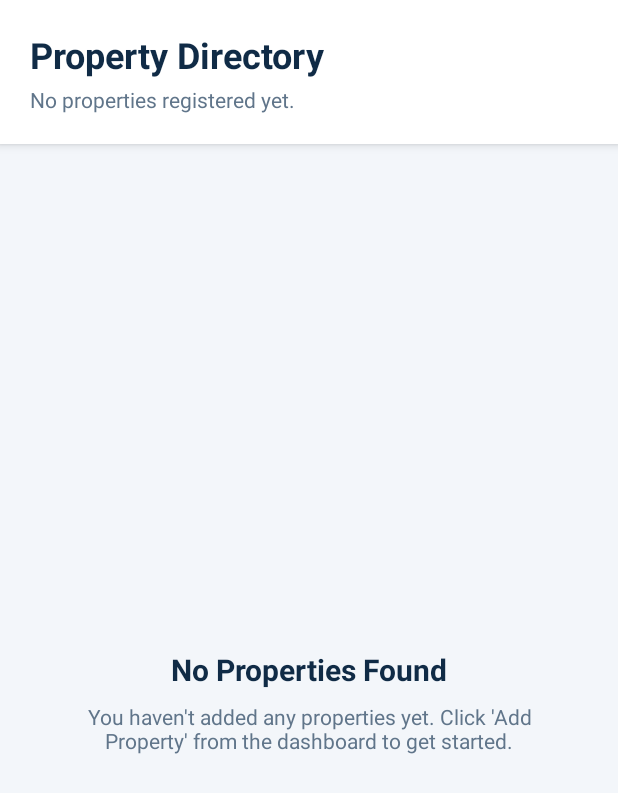
After one commit to Mwangilindsey/RentManagementSystem-Project, an Android app: the ViewPropertiesActivity screen opened directly, with no data from a screen before it, on a phone screen of 412 x 824 dp. The commit adds this screen. Shown: the top 793 px of the screen. Run offline under Robolectric (Android 15) with nearby library versions, the phone set to English and light mode, and no system bars.

Commit message:
feat(property-management): Implement Property model, SQLite CRUD (Read, Update, Delete), ViewPropertiesActivity with RecyclerView, and Edit/Delete dialogs

```diff
--- a/app/build.gradle.kts
+++ b/app/build.gradle.kts
@@ -36,6 +36,7 @@ dependencies {
     implementation(libs.androidx.appcompat)
     implementation(libs.androidx.constraintlayout)
     implementation(libs.androidx.core.ktx)
+    implementation(libs.androidx.recyclerview)
     implementation(libs.material)
     testImplementation(libs.junit)
     androidTestImplementation(libs.androidx.espresso.core)
--- a/app/src/main/AndroidManifest.xml
+++ b/app/src/main/AndroidManifest.xml
@@ -27,6 +27,10 @@
             android:exported="false" />
 
         <activity
+            android:name=".ViewPropertiesActivity"
+            android:exported="false" />
+
+        <activity
             android:name=".DashboardActivity"
             android:exported="false" />
     </application>
--- /dev/null
+++ b/app/src/main/java/com/example/rentmanagementsystem/ViewPropertiesActivity.kt
@@ -0,0 +1,162 @@
+package com.example.rentmanagementsystem
+
+import android.os.Bundle
+import android.view.LayoutInflater
+import android.view.View
+import android.widget.EditText
+import android.widget.LinearLayout
+import android.widget.TextView
+import android.widget.Toast
+import androidx.appcompat.app.AlertDialog
+import androidx.appcompat.app.AppCompatActivity
+import androidx.recyclerview.widget.LinearLayoutManager
+import androidx.recyclerview.widget.RecyclerView
+
+class ViewPropertiesActivity : AppCompatActivity() {
+
+    private lateinit var dbHelper: PropertyDatabaseHelper
+    private lateinit var rvProperties: RecyclerView
+    private lateinit var layoutEmptyState: LinearLayout
+    private lateinit var tvSubtitle: TextView
+    private lateinit var adapter: PropertyAdapter
+
+    override fun onCreate(savedInstanceState: Bundle?) {
+        super.onCreate(savedInstanceState)
+        setContentView(R.layout.activity_view_properties)
+
+        dbHelper = PropertyDatabaseHelper(this)
+
+        rvProperties = findViewById(R.id.rvProperties)
+        layoutEmptyState = findViewById(R.id.layoutEmptyState)
+        tvSubtitle = findViewById(R.id.tvSubtitle)
+
+        rvProperties.layoutManager = LinearLayoutManager(this)
+
+        adapter = PropertyAdapter(
+            propertyList = emptyList(),
+            onEditClick = { property -> showEditDialog(property) },
+            onDeleteClick = { property -> showDeleteConfirmationDialog(property) }
+        )
+        rvProperties.adapter = adapter
+
+        loadProperties()
+    }
+
+    override fun onResume() {
+        super.onResume()
+        loadProperties()
+    }
+
+    // Retrieves properties from SQLite and updates UI list or empty state
+    private fun loadProperties() {
+        val properties = dbHelper.getAllProperties()
+
+        if (properties.isEmpty()) {
+            rvProperties.visibility = View.GONE
+            layoutEmptyState.visibility = View.VISIBLE
+            tvSubtitle.text = "No properties registered yet."
+        } else {
+            rvProperties.visibility = View.VISIBLE
+            layoutEmptyState.visibility = View.GONE
+            val propertyCount = properties.size
+            tvSubtitle.text = if (propertyCount == 1) {
+                "Showing 1 registered property."
+            } else {
+                "Showing $propertyCount registered properties."
+            }
+            adapter.updateData(properties)
+        }
+    }
+
+    // Displays a dialog to edit an existing property record (Update)
+    private fun showEditDialog(property: Property) {
+        val dialogView = LayoutInflater.from(this).inflate(R.layout.dialog_edit_property, null)
+
+        val etName = dialogView.findViewById<EditText>(R.id.etEditPropertyName)
+        val etAddress = dialogView.findViewById<EditText>(R.id.etEditPropertyAddress)
+        val etUnits = dialogView.findViewById<EditText>(R.id.etEditNumberOfUnits)
+        val etRent = dialogView.findViewById<EditText>(R.id.etEditMonthlyRent)
+
+        // Pre-fill inputs with current property values
+        etName.setText(property.name)
+        etAddress.setText(property.address)
+        etUnits.setText(property.numberOfUnits.toString())
+        etRent.setText(property.monthlyRent.toString())
+
+        val dialog = AlertDialog.Builder(this)
+            .setView(dialogView)
+            .setPositiveButton("Update", null)
+            .setNegativeButton("Cancel", null)
+            .create()
+
+        dialog.setOnShowListener {
+            val updateBtn = dialog.getButton(AlertDialog.BUTTON_POSITIVE)
+            updateBtn.setOnClickListener {
+                val name = etName.text.toString().trim()
+                val address = etAddress.text.toString().trim()
+                val unitsStr = etUnits.text.toString().trim()
+                val rentStr = etRent.text.toString().trim()
+
+                when {
+                    name.isEmpty() -> {
+                        etName.error = "Property name is required"
+                        etName.requestFocus()
+                    }
+
+                    address.isEmpty() -> {
+                        etAddress.error = "Property address is required"
+                        etAddress.requestFocus()
+                    }
+
+                    unitsStr.isEmpty() || unitsStr.toIntOrNull() == null || unitsStr.toInt() <= 0 -> {
+                        etUnits.error = "Enter a valid number of units"
+                        etUnits.requestFocus()
+                    }
+
+                    rentStr.isEmpty() || rentStr.toDoubleOrNull() == null || rentStr.toDouble() <= 0 -> {
+                        etRent.error = "Enter a valid monthly rent"
+                        etRent.requestFocus()
+                    }
+
+                    else -> {
+                        val updated = dbHelper.updateProperty(
+                            id = property.id,
+                            name = name,
+                            address = address,
+                            numberOfUnits = unitsStr.toInt(),
+                            monthlyRent = rentStr.toDouble()
+                        )
+
+                        if (updated) {
+                            Toast.makeText(this, "Property updated successfully", Toast.LENGTH_SHORT).show()
+                            loadProperties()
+                            dialog.dismiss()
+                        } else {
+                            Toast.makeText(this, "Failed to update property", Toast.LENGTH_SHORT).show()
+                        }
+                    }
+                }
+            }
+        }
+
+        dialog.show()
+    }
+
+    // Displays a confirmation dialog before deleting a property record (Delete)
+    private fun showDeleteConfirmationDialog(property: Property) {
+        AlertDialog.Builder(this)
+            .setTitle("Delete Property")
+            .setMessage("Are you sure you want to delete '${property.name}'? This action cannot be undone.")
+            .setPositiveButton("Delete") { _, _ ->
+                val deleted = dbHelper.deleteProperty(property.id)
+                if (deleted) {
+                    Toast.makeText(this, "Property deleted successfully", Toast.LENGTH_SHORT).show()
+                    loadProperties()
+                } else {
+                    Toast.makeText(this, "Failed to delete property", Toast.LENGTH_SHORT).show()
+                }
+            }
+            .setNegativeButton("Cancel", null)
+            .show()
+    }
+}
--- /dev/null
+++ b/app/src/main/res/layout/activity_view_properties.xml
@@ -0,0 +1,82 @@
+<?xml version="1.0" encoding="utf-8"?>
+<LinearLayout xmlns:android="http://schemas.android.com/apk/res/android"
+    xmlns:app="http://schemas.android.com/apk/res-auto"
+    android:layout_width="match_parent"
+    android:layout_height="match_parent"
+    android:background="#F3F6FA"
+    android:orientation="vertical">
+
+    <LinearLayout
+        android:layout_width="match_parent"
+        android:layout_height="wrap_content"
+        android:background="#FFFFFF"
+        android:elevation="4dp"
+        android:orientation="vertical"
+        android:padding="20dp">
+
+        <TextView
+            android:layout_width="match_parent"
+            android:layout_height="wrap_content"
+            android:text="Property Directory"
+            android:textColor="#102B46"
+            android:textSize="24sp"
+            android:textStyle="bold" />
+
+        <TextView
+            android:id="@+id/tvSubtitle"
+            android:layout_width="match_parent"
+            android:layout_height="wrap_content"
+            android:layout_marginTop="4dp"
+            android:text="View, update, or remove registered properties."
+            android:textColor="#60758A"
+            android:textSize="14sp" />
+
+    </LinearLayout>
+
+    <FrameLayout
+        android:layout_width="match_parent"
+        android:layout_height="0dp"
+        android:layout_weight="1"
+        android:paddingStart="16dp"
+        android:paddingTop="16dp"
+        android:paddingEnd="16dp">
+
+        <androidx.recyclerview.widget.RecyclerView
+            android:id="@+id/rvProperties"
+            android:layout_width="match_parent"
+            android:layout_height="match_parent"
+            android:clipToPadding="false"
+            android:paddingBottom="16dp" />
+
+        <LinearLayout
+            android:id="@+id/layoutEmptyState"
+            android:layout_width="match_parent"
+            android:layout_height="wrap_content"
+            android:layout_gravity="center"
+            android:gravity="center"
+            android:orientation="vertical"
+            android:padding="32dp"
+            android:visibility="gone">
+
+            <TextView
+                android:layout_width="wrap_content"
+                android:layout_height="wrap_content"
+                android:text="No Properties Found"
+                android:textColor="#102B46"
+                android:textSize="20sp"
+                android:textStyle="bold" />
+
+            <TextView
+                android:layout_width="wrap_content"
+                android:layout_height="wrap_content"
+                android:layout_marginTop="8dp"
+                android:gravity="center"
+                android:text="You haven't added any properties yet. Click 'Add Property' from the dashboard to get started."
+                android:textColor="#60758A"
+                android:textSize="14sp" />
+
+        </LinearLayout>
+
+    </FrameLayout>
+
+</LinearLayout>
--- a/gradle/libs.versions.toml
+++ b/gradle/libs.versions.toml
@@ -8,6 +8,7 @@ appcompat = "1.8.0"
 material = "1.14.0"
 activityKtx = "1.13.0"
 constraintlayout = "2.2.2"
+recyclerview = "1.3.2"
 
 [libraries]
 androidx-core-ktx = { group = "androidx.core", name = "core-ktx", version.ref = "coreKtx" }
@@ -18,6 +19,7 @@ androidx-appcompat = { group = "androidx.appcompat", name = "appcompat", version
 material = { group = "com.google.android.material", name = "material", version.ref = "material" }
 androidx-activity-ktx = { group = "androidx.activity", name = "activity-ktx", version.ref = "activityKtx" }
 androidx-constraintlayout = { group = "androidx.constraintlayout", name = "constraintlayout", version.ref = "constraintlayout" }
+androidx-recyclerview = { group = "androidx.recyclerview", name = "recyclerview", version.ref = "recyclerview" }
 
 [plugins]
 android-application = { id = "com.android.application", version.ref = "agp" }
```
Also changed, not shown: app/src/main/java/com/example/rentmanagementsystem/DashboardActivity.kt (+24 -12 lines), app/src/main/java/com/example/rentmanagementsystem/ManagePropertiesActivity.kt (+22 -46 lines), app/src/main/java/com/example/rentmanagementsystem/Property.kt (added, +9 -0 lines), app/src/main/java/com/example/rentmanagementsystem/PropertyAdapter.kt (added, +59 -0 lines), app/src/main/java/com/example/rentmanagementsystem/PropertyDatabaseHelper.kt (+82 -6 lines), app/src/main/res/layout/activity_manage_properties.xml (+11 -0 lines), app/src/main/res/layout/dialog_edit_property.xml (added, +105 -0 lines), app/src/main/res/layout/item_property.xml (added, +104 -0 lines).
